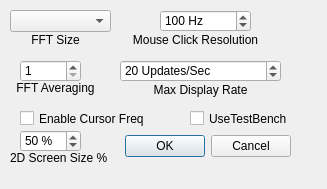
rafael2k/CuteSDR, file macforms/displaydlg.ui: the form before one commit.
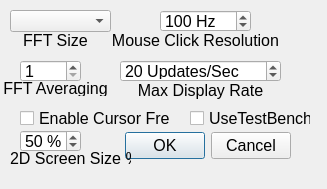
The form after the commit.

Commit message: updated mac forms

Patch:
```diff
--- a/macforms/displaydlg.ui
+++ b/macforms/displaydlg.ui
@@ -22,6 +22,11 @@
      <height>32</height>
     </rect>
    </property>
+   <property name="font">
+    <font>
+     <pointsize>12</pointsize>
+    </font>
+   </property>
    <property name="orientation">
     <enum>Qt::Horizontal</enum>
    </property>
@@ -48,6 +53,11 @@
      <height>20</height>
     </rect>
    </property>
+   <property name="font">
+    <font>
+     <pointsize>12</pointsize>
+    </font>
+   </property>
    <property name="text">
     <string>FFT Size</string>
    </property>
@@ -64,6 +74,11 @@
      <height>22</height>
     </rect>
    </property>
+   <property name="font">
+    <font>
+     <pointsize>12</pointsize>
+    </font>
+   </property>
    <property name="minimum">
     <number>1</number>
    </property>
@@ -77,6 +92,11 @@
      <height>16</height>
     </rect>
    </property>
+   <property name="font">
+    <font>
+     <pointsize>12</pointsize>
+    </font>
+   </property>
    <property name="text">
     <string>FFT Averaging</string>
    </property>
@@ -93,6 +113,11 @@
      <height>22</height>
     </rect>
    </property>
+   <property name="font">
+    <font>
+     <pointsize>12</pointsize>
+    </font>
+   </property>
    <property name="suffix">
     <string> Hz</string>
    </property>
@@ -118,6 +143,11 @@
      <height>20</height>
     </rect>
    </property>
+   <property name="font">
+    <font>
+     <pointsize>12</pointsize>
+    </font>
+   </property>
    <property name="text">
     <string>Mouse Click Resolution</string>
    </property>
@@ -134,6 +164,11 @@
      <height>22</height>
     </rect>
    </property>
+   <property name="font">
+    <font>
+     <pointsize>12</pointsize>
+    </font>
+   </property>
    <property name="suffix">
     <string> Updates/Sec</string>
    </property>
@@ -159,6 +194,11 @@
      <height>20</height>
     </rect>
    </property>
+   <property name="font">
+    <font>
+     <pointsize>12</pointsize>
+    </font>
+   </property>
    <property name="text">
     <string>Max Display Rate</string>
    </property>
@@ -175,6 +215,11 @@
      <height>17</height>
     </rect>
    </property>
+   <property name="font">
+    <font>
+     <pointsize>12</pointsize>
+    </font>
+   </property>
    <property name="text">
     <string>UseTestBench</string>
    </property>
@@ -188,6 +233,11 @@
      <height>22</height>
     </rect>
    </property>
+   <property name="font">
+    <font>
+     <pointsize>12</pointsize>
+    </font>
+   </property>
    <property name="suffix">
     <string> %</string>
    </property>
@@ -213,6 +263,11 @@
      <height>16</height>
     </rect>
    </property>
+   <property name="font">
+    <font>
+     <pointsize>12</pointsize>
+    </font>
+   </property>
    <property name="text">
     <string>2D Screen Size %</string>
    </property>
@@ -229,6 +284,11 @@
      <height>17</height>
     </rect>
    </property>
+   <property name="font">
+    <font>
+     <pointsize>12</pointsize>
+    </font>
+   </property>
    <property name="text">
     <string>Enable Cursor Freq</string>
    </property>
```
Left out of the diff: 5 changed lines with no effect on the pictures. The commit also changes 4 other files.
